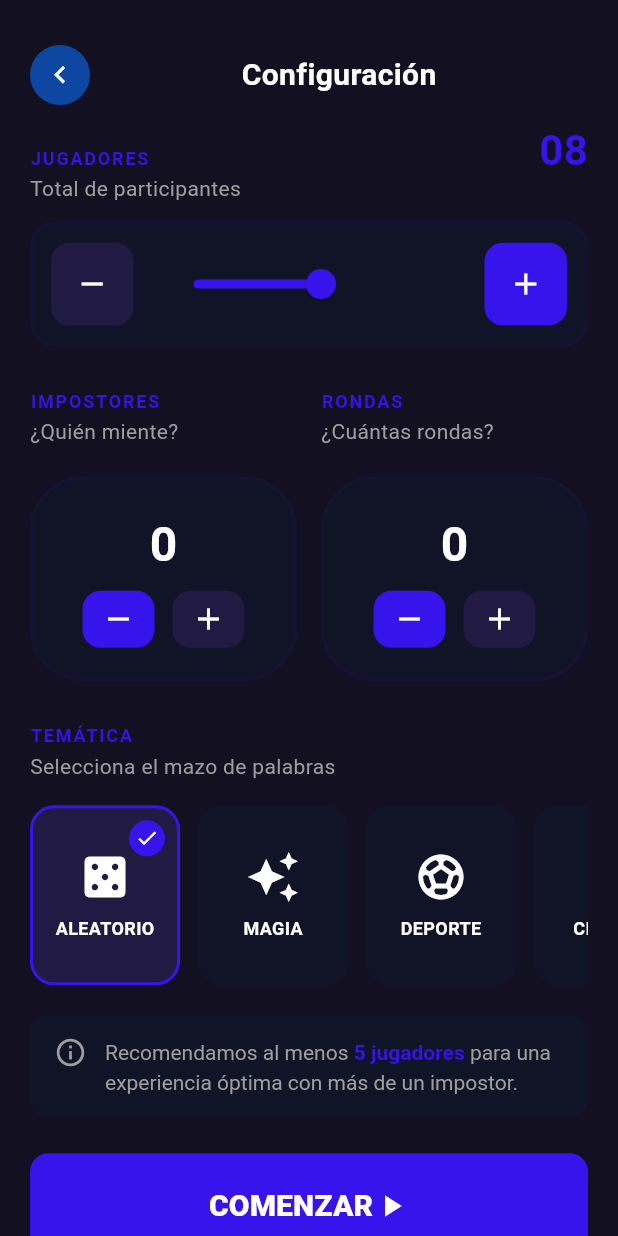
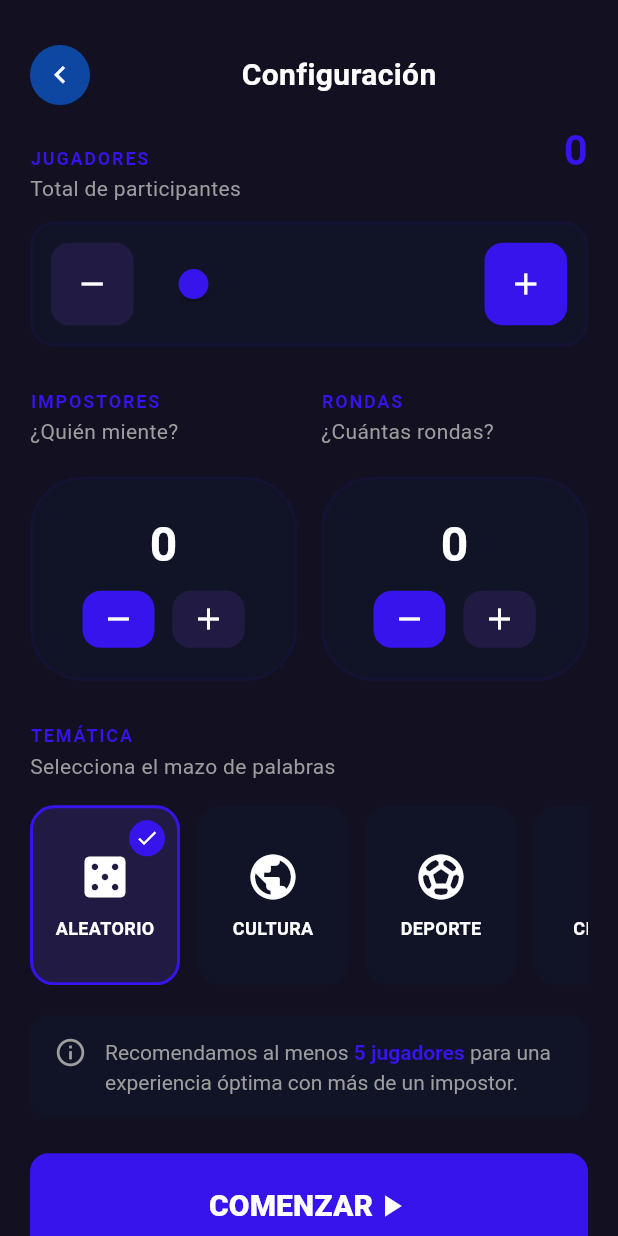
Before and after one commit to uni-dev-labs/impostor-game-app, a Flutter app: the GameConfigurationPage screen opened by its route, on a phone screen of 412 x 824 dp. Run offline on Flutter 3.47's test engine with Material 3 defaults, Android fonts, the phone set to English and light mode, and no system bars.

Commit message:
add state with provider

```diff
--- /dev/null
+++ b/lib/core/word_decks.dart
@@ -0,0 +1,82 @@
+import 'package:flutter/material.dart';
+
+enum WordDeck {
+  random,
+  culture,
+  sports,
+  science;
+
+  String get label {
+    switch (this) {
+      case WordDeck.random:  return 'ALEATORIO';
+      case WordDeck.culture: return 'CULTURA';
+      case WordDeck.sports:  return 'DEPORTE';
+      case WordDeck.science: return 'CIENCIA';
+    }
+  }
+
+  IconData get icon {
+    switch (this) {
+      case WordDeck.random:  return Icons.casino;
+      case WordDeck.culture: return Icons.public;
+      case WordDeck.sports:  return Icons.sports_soccer;
+      case WordDeck.science: return Icons.science;
+    }
+  }
+
+  List<String> get words {
+    switch (this) {
+      case WordDeck.random:  return _randomWords;
+      case WordDeck.culture: return _cultureWords;
+      case WordDeck.sports:  return _sportsWords;
+      case WordDeck.science: return _scienceWords;
+    }
+  }
+}
+
+const List<String> _randomWords = [
+  'perro', 'gato', 'casa', 'árbol', 'libro', 'coche', 'teléfono', 'mesa',
+  'silla', 'ventana', 'puerta', 'llave', 'zapato', 'camisa', 'pantalón',
+  'reloj', 'botella', 'vaso', 'plato', 'tenedor', 'cuchillo', 'cuchara',
+  'nevera', 'horno', 'lavadora', 'televisión', 'computadora', 'teclado',
+  'ratón', 'pantalla', 'cámara', 'fotografía', 'música', 'guitarra', 'piano',
+  'violín', 'montaña', 'playa', 'río', 'lago', 'bosque', 'desierto',
+  'ciudad', 'pueblo', 'país', 'continente', 'planeta', 'estrella', 'luna',
+  'sol', 'nube', 'lluvia', 'nieve', 'viento', 'fuego', 'agua', 'tierra',
+  'flor', 'rosa', 'tulipán', 'girasol', 'manzana', 'naranja', 'plátano',
+  'uva', 'fresa', 'sandía', 'zanahoria', 'lechuga', 'tomate', 'papa',
+  'arroz', 'pan', 'leche', 'queso', 'huevo', 'pollo', 'pescado', 'carne',
+  'sal', 'azúcar', 'café', 'té', 'jugo', 'cerveza', 'vino', 'médico',
+  'abogado', 'maestro', 'ingeniero', 'artista', 'músico', 'escritor',
+  'pintor', 'cocinero', 'piloto', 'barco', 'avión', 'tren', 'bicicleta',
+  'paraguas', 'maleta', 'mochila', 'espejo', 'almohada', 'lámpara',
+];
+
+const List<String> _cultureWords = [
+  'historia', 'geografía', 'política', 'economía', 'filosofía',
+  'literatura', 'arte', 'arquitectura', 'religión', 'mitología',
+  'idioma', 'tradición', 'costumbre', 'festival', 'museo',
+  'biblioteca', 'teatro', 'cine', 'pintura', 'escultura',
+  'poesía', 'novela', 'democracia', 'revolución', 'civilización',
+  'patrimonio', 'arqueología', 'antropología', 'sociología', 'cultura',
+];
+
+const List<String> _sportsWords = [
+  'fútbol', 'baloncesto', 'tenis', 'natación', 'atletismo',
+  'ciclismo', 'boxeo', 'voleibol', 'béisbol', 'rugby',
+  'golf', 'esgrima', 'judo', 'karate', 'gimnasia',
+  'esquí', 'surf', 'escalada', 'maratón', 'triatlón',
+  'hockey', 'balonmano', 'badminton', 'taekwondo', 'lucha libre',
+  'remo', 'vela', 'patinaje', 'halterofilia', 'tiro con arco',
+];
+
+const List<String> _scienceWords = [
+  'átomo', 'molécula', 'célula', 'ADN', 'proteína',
+  'energía', 'gravedad', 'fotosíntesis', 'evolución', 'ecosistema',
+  'química', 'física', 'biología', 'matemáticas', 'astronomía',
+  'geología', 'neurociencia', 'genética', 'microbiología', 'termodinámica',
+  'electromagnetismo', 'relatividad', 'cuántica', 'telescopio', 'microscopio',
+  'laboratorio', 'experimento', 'hipótesis', 'vacuna', 'antibiótico',
+  'robot', 'inteligencia artificial', 'satélite', 'cohete', 'fósil',
+  'volcán', 'fotón', 'neutrón', 'electrón', 'ecosfera',
+];
--- /dev/null
+++ b/lib/providers/configuration_game_provider.dart
@@ -0,0 +1,83 @@
+import 'dart:math';
+import 'package:flutter/material.dart';
+import 'package:impostor/core/word_decks.dart';
+
+class ConfigurationGameProvider extends ChangeNotifier {
+
+  int players;
+  int maxPlayers;
+  int impostors;
+  int rounds;
+  WordDeck selectedDeck;
+  String? currentWord;
+
+  ConfigurationGameProvider({
+    this.players    = 0,
+    this.impostors  = 0,
+    this.rounds     = 0,
+    this.maxPlayers = 24,
+    this.selectedDeck = WordDeck.random,
+    this.currentWord,
+  });
+
+  void addImpostors() {
+    if (impostors >= players - 1) return;
+    impostors++;
+    notifyListeners();
+  }
+
+  void lessImpostors() {
+    if (!validateIsPositiveNumber(impostors)) return;
+    impostors--;
+    notifyListeners();
+  }
+
+  void addPlayers() {
+    if (players >= maxPlayers) return;
+    players++;
+    notifyListeners();
+  }
+
+  void lessPlayers() {
+    if (!validateIsPositiveNumber(players)) return;
+    players--;
+    notifyListeners();
+  }
+
+  void addRounds() {
+    rounds++;
+    notifyListeners();
+  }
+
+  void lessRounds() {
+    if (!validateIsPositiveNumber(rounds)) return;
+    rounds--;
+    notifyListeners();
+  }
+
+  void selectDeck(WordDeck deck) {
+    selectedDeck = deck;
+    notifyListeners();
+  }
+
+  String getRandomWord() {
+    final List<String> words = selectedDeck.words;
+    return words[Random().nextInt(words.length)];
+  }
+
+  void _validateGameRules() {
+    if (players <= 0)   throw StateError('Debes tener al menos 1 jugador para comenzar.');
+    if (rounds <= 0)    throw StateError('Debes configurar al menos 1 ronda.');
+    if (impostors <= 0) throw StateError('Debe haber al menos 1 impostor en la partida.');
+  }
+
+  String startGame() {
+    _validateGameRules();
+    currentWord = getRandomWord();
+    notifyListeners();
+    return currentWord!;
+  }
+
+  bool validateIsPositiveNumber(int value) => (value == 0) ? false : true;
+
+}
--- /dev/null
+++ b/lib/providers/providers.dart
@@ -0,0 +1 @@
+export 'package:impostor/providers/configuration_game_provider.dart';
--- a/lib/screens/game_configuration_page.dart
+++ b/lib/screens/game_configuration_page.dart
@@ -1,14 +1,18 @@
 import 'package:flutter/material.dart';
 import 'package:impostor/components/custom_button.dart';
 import 'package:impostor/core/app_colors.dart';
+import 'package:impostor/core/word_decks.dart';
+import 'package:impostor/providers/configuration_game_provider.dart';
 import 'package:impostor/screens/ui/game_configuration/button_configuration.dart';
 import 'package:impostor/screens/ui/game_configuration/select_option.dart';
+import 'package:provider/provider.dart';
 
 class GameConfigurationPage extends StatelessWidget {
   const GameConfigurationPage({super.key});
 
   @override
   Widget build(BuildContext context) {
+    final ConfigurationGameProvider  configurationGameProvider = Provider.of<ConfigurationGameProvider>(context);
     return Scaffold(
       backgroundColor: primaryColor,
       body: SafeArea(
@@ -20,7 +24,9 @@ class GameConfigurationPage extends StatelessWidget {
               children: [
                 SizedBox(height: 20),
                 _appBar(context),
-                _sectionPlayers(),
+                _sectionPlayers(
+                  configurationGameProvider: configurationGameProvider,
+                ),
                 const SizedBox(height: 28),
                 Row(
                   crossAxisAlignment: CrossAxisAlignment.start,
@@ -29,9 +35,9 @@ class GameConfigurationPage extends StatelessWidget {
                       child: SelectOptionUI(
                         title: 'IMPOSTORES',
                         subtitle: '¿Quién miente?',
-                        value: 0,
-                        addPressed  : () { },
-                        lessPressed : () { },
+                        value: configurationGameProvider.impostors,
+                        addPressed  : () => configurationGameProvider.addImpostors(),
+                        lessPressed : () => configurationGameProvider.lessImpostors(),
                       )
                     ),
                     const SizedBox(width: 16),
@@ -39,15 +45,15 @@ class GameConfigurationPage extends StatelessWidget {
                       child: SelectOptionUI(
                         title: 'RONDAS',
                         subtitle: '¿Cuántas rondas?',
-                        value: 0,
-                        addPressed  : () {  },
-                        lessPressed : () {  },
+                        value: configurationGameProvider.rounds,
+                        addPressed  : () => configurationGameProvider.addRounds(),
+                        lessPressed : () => configurationGameProvider.lessRounds(),
                       )
                     ),
                   ],
                 ),
                 const SizedBox(height: 28),
-                _sectionTheme(context),
+                _sectionTheme(context, configurationGameProvider),
                 const SizedBox(height: 20),
                 _infoBox(),
                 const SizedBox(height: 24),
@@ -55,7 +61,10 @@ class GameConfigurationPage extends StatelessWidget {
                   text: 'COMENZAR',
                   color: purple,
                   icon: Icons.play_arrow,
-                  onPressed: () {},
+                  onPressed: () => _onStartPressed(
+                    context: context,
+                    provider: configurationGameProvider,
+                  ),
                   isIconInLeft: false,
                   borderRadius: 12,
                 ),
@@ -91,7 +100,7 @@ class GameConfigurationPage extends StatelessWidget {
     );
   }
 
-  Widget _sectionPlayers() {
+  Widget _sectionPlayers({required ConfigurationGameProvider configurationGameProvider}) {
     return Column(
       crossAxisAlignment: CrossAxisAlignment.start,
       children: [
@@ -120,7 +129,7 @@ class GameConfigurationPage extends StatelessWidget {
               ],
             ),
             Text(
-              '08',
+              configurationGameProvider.players.toString(),
               style: TextStyle(
                 color: purple,
                 fontSize: 28,
@@ -140,7 +149,7 @@ class GameConfigurationPage extends StatelessWidget {
           child: Row(
             children: [
               ButtonConfigurationUI(
-                onPressed: () {},
+                onPressed: () => configurationGameProvider.lessPlayers(),
                 icon: Icons.remove,
                 isAccent: false,
                 width: 55,
@@ -156,15 +165,15 @@ class GameConfigurationPage extends StatelessWidget {
                     overlayColor: purple.withValues(alpha:  0.2),
                   ),
                   child: Slider(
-                    value: 8,
-                    min: 4,
-                    max: 12,
-                    onChanged: (_) {},
+                    value: configurationGameProvider.players.toDouble(),
+                    min: 0,
+                    max: configurationGameProvider.maxPlayers.toDouble(),
+                    onChanged: (_) => configurationGameProvider.players,
                   ),
                 ),
               ),
               ButtonConfigurationUI(
-                onPressed: () {},
+                onPressed: () => configurationGameProvider.addPlayers(),
                 icon: Icons.add,
                 isAccent: true,
                 width: 55,
@@ -177,14 +186,7 @@ class GameConfigurationPage extends StatelessWidget {
     );
   }
 
-  Widget _sectionTheme(BuildContext context) {
-    const themes = [
-      ('ALEATORIO', Icons.casino, true),
-      ('MAGIA', Icons.auto_awesome, false),
-      ('DEPORTE', Icons.sports_soccer, false),
-      ('CIENCIA', Icons.science, false),
-    ];
-
+  Widget _sectionTheme(BuildContext context, ConfigurationGameProvider provider) {
     return Column(
       crossAxisAlignment: CrossAxisAlignment.start,
       children: [
@@ -207,14 +209,14 @@ class GameConfigurationPage extends StatelessWidget {
           height: 120,
           child: ListView.separated(
             scrollDirection: Axis.horizontal,
-            itemCount: themes.length,
+            itemCount: WordDeck.values.length,
             separatorBuilder: (context, index) => const SizedBox(width: 12),
-            itemBuilder: (context, index) {
-              final (label, icon, selected) = themes[index];
+            itemBuilder: (BuildContext context, int index) {
+              final WordDeck deck = WordDeck.values[index];
               return _themeCard(
-                label: label,
-                icon: icon,
-                selected: selected,
+                deck: deck,
+                selected: provider.selectedDeck == deck,
+                onTap: () => provider.selectDeck(deck),
               );
             },
           ),
@@ -224,11 +226,13 @@ class GameConfigurationPage extends StatelessWidget {
   }
 
   Widget _themeCard({
-    required String label,
-    required IconData icon,
+    required WordDeck deck,
     required bool selected,
+    required VoidCallback onTap,
   }) {
-    return Container(
+    return GestureDetector(
+      onTap: onTap,
+      child: Container(
         width: 100,
         decoration: BoxDecoration(
           color: selected ? purpleDark : cardColor,
@@ -241,10 +245,10 @@ class GameConfigurationPage extends StatelessWidget {
               child: Column(
                 mainAxisAlignment: MainAxisAlignment.center,
                 children: [
-                Icon(icon, color: Colors.white, size: 36),
+                  Icon(deck.icon, color: Colors.white, size: 36),
                   const SizedBox(height: 8),
                   Text(
-                  label,
+                    deck.label,
                     style: const TextStyle(
                       color: Colors.white,
                       fontSize: 12,
@@ -270,7 +274,27 @@ class GameConfigurationPage extends StatelessWidget {
               ),
           ],
         ),
+      ),
     );
+  }
+
+  void _onStartPressed({
+    required BuildContext context,
+    required ConfigurationGameProvider provider,
+  }) {
+    try {
+      provider.startGame();
+      print("la palabra es: ${provider.currentWord}");
+    } catch (e) {
+      ScaffoldMessenger.of(context).showSnackBar(
+        SnackBar(
+          content: Text(e.toString()),
+          backgroundColor: Colors.red[800],
+          behavior: SnackBarBehavior.floating,
+        ),
+      );
+      return;
+    }
   }
 
   Widget _infoBox() {
--- a/pubspec.yaml
+++ b/pubspec.yaml
@@ -34,7 +34,7 @@ dependencies:
   # The following adds the Cupertino Icons font to your application.
   # Use with the CupertinoIcons class for iOS style icons.
   cupertino_icons: ^1.0.8
-
+  provider: ^6.1.5+1
 
 dev_dependencies:
   flutter_test:
```
Also changed, not shown: lib/main.dart (+10 -1 lines), pubspec.lock. Lines whose indentation alone changed are shown as unchanged.
